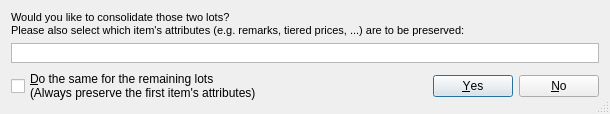
Before: the Qt Designer form src/consolidateitemsdialog.ui in rgriebl/brickstore, drawn with Qt 5.
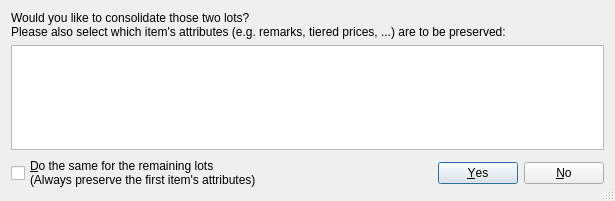
After: the same form once the commit is applied.

Diff of the .ui file:
```diff
--- a/src/consolidateitemsdialog.ui
+++ b/src/consolidateitemsdialog.ui
@@ -6,8 +6,8 @@
    <rect>
     <x>0</x>
     <y>0</y>
-    <width>610</width>
-    <height>113</height>
+    <width>615</width>
+    <height>201</height>
    </rect>
   </property>
   <property name="windowTitle">
@@ -20,11 +20,8 @@
    <item>
     <widget class="QLabel" name="label">
      <property name="text">
-      <string>&lt;!DOCTYPE HTML PUBLIC &quot;-//W3C//DTD HTML 4.0//EN&quot; &quot;http://www.w3.org/TR/REC-html40/strict.dtd&quot;&gt;
-&lt;html&gt;&lt;head&gt;&lt;meta name=&quot;qrichtext&quot; content=&quot;1&quot; /&gt;&lt;style type=&quot;text/css&quot;&gt;
-p, li { white-space: pre-wrap; }
-&lt;/style&gt;&lt;/head&gt;&lt;body style=&quot; font-family:'MS Shell Dlg 2'; font-size:8.25pt; font-weight:400; font-style:normal;&quot;&gt;
-&lt;p style=&quot; margin-top:0px; margin-bottom:0px; margin-left:0px; margin-right:0px; -qt-block-indent:0; text-indent:0px;&quot;&gt;Would you like to consolidate those two lots?&lt;br /&gt;Please also select which item's attributes (e.g. remarks, tiered prices, ...) are to be preserved:&lt;/p&gt;&lt;/body&gt;&lt;/html&gt;</string>
+      <string>Would you like to consolidate those two lots?
+Please also select which item's attributes (e.g. remarks, tiered prices, ...) are to be preserved:</string>
      </property>
      <property name="buddy">
       <cstring>w_list</cstring>
```
